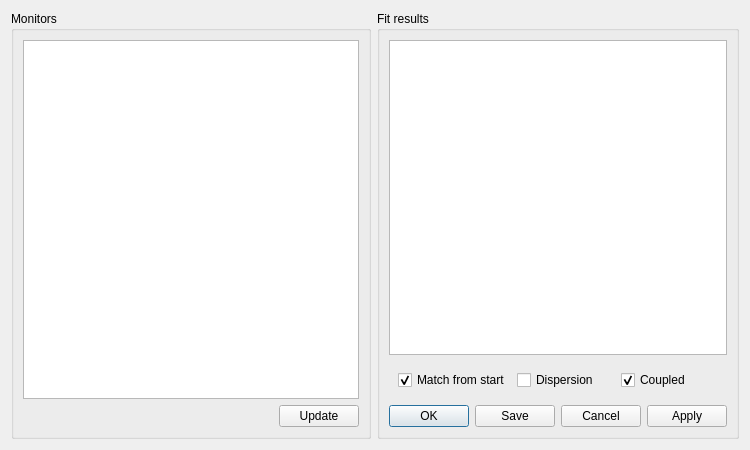
Before: the Qt Designer form madgui/online/emittance.ui in hibtc/madgui, drawn with Qt 5.
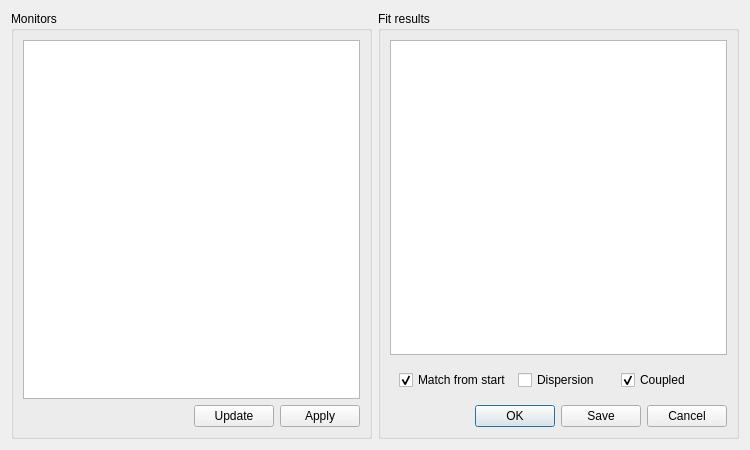
After: the same form once the commit is applied. Custom widgets are drawn as their Qt base class.

Commit message: Move 'Apply' button to the left for better accessibility

The edit to the form file:
```diff
--- a/madgui/online/emittance.ui
+++ b/madgui/online/emittance.ui
@@ -45,6 +45,13 @@
           </property>
          </widget>
         </item>
+        <item>
+         <widget class="QPushButton" name="btn_apply">
+          <property name="text">
+           <string>Apply</string>
+          </property>
+         </widget>
+        </item>
        </layout>
       </item>
      </layout>
@@ -95,7 +102,7 @@
       <item>
        <widget class="QDialogButtonBox" name="std_buttons">
         <property name="standardButtons">
-         <set>QDialogButtonBox::Apply|QDialogButtonBox::Cancel|QDialogButtonBox::Ok|QDialogButtonBox::Save</set>
+         <set>QDialogButtonBox::Cancel|QDialogButtonBox::Ok|QDialogButtonBox::Save</set>
         </property>
        </widget>
       </item>
```
The commit also changes 1 other file.
